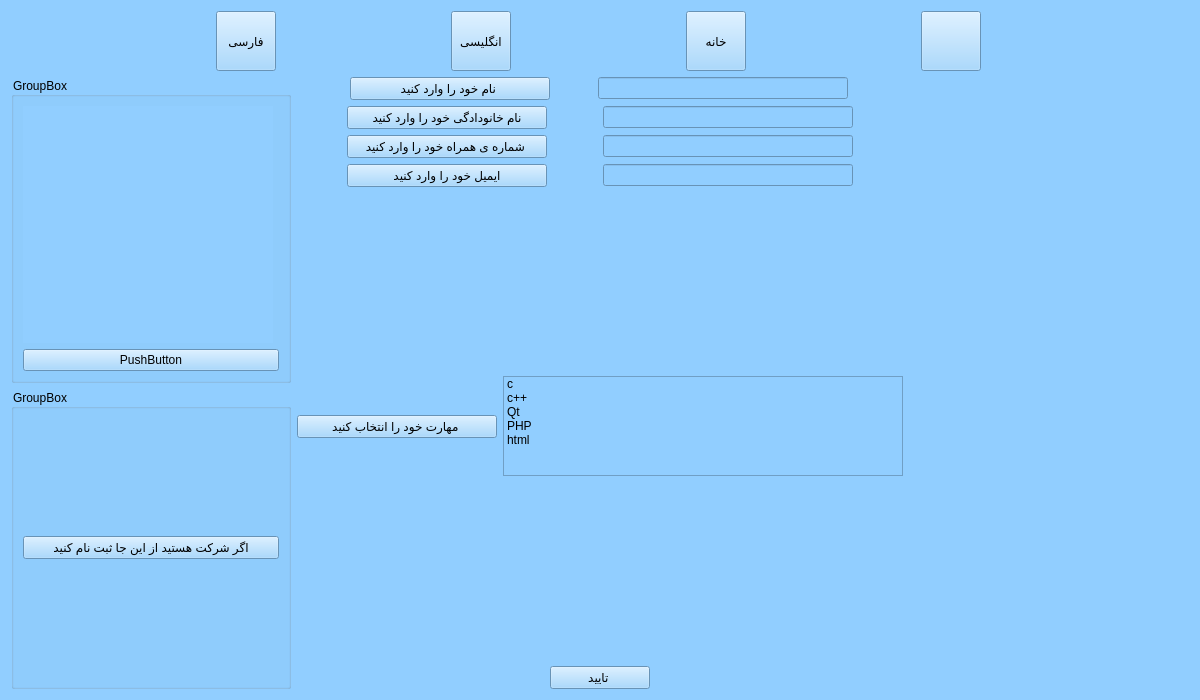
This is full_information.ui in mahan109910/linking_me as Qt 5 draws it before an edit. The edited form follows.
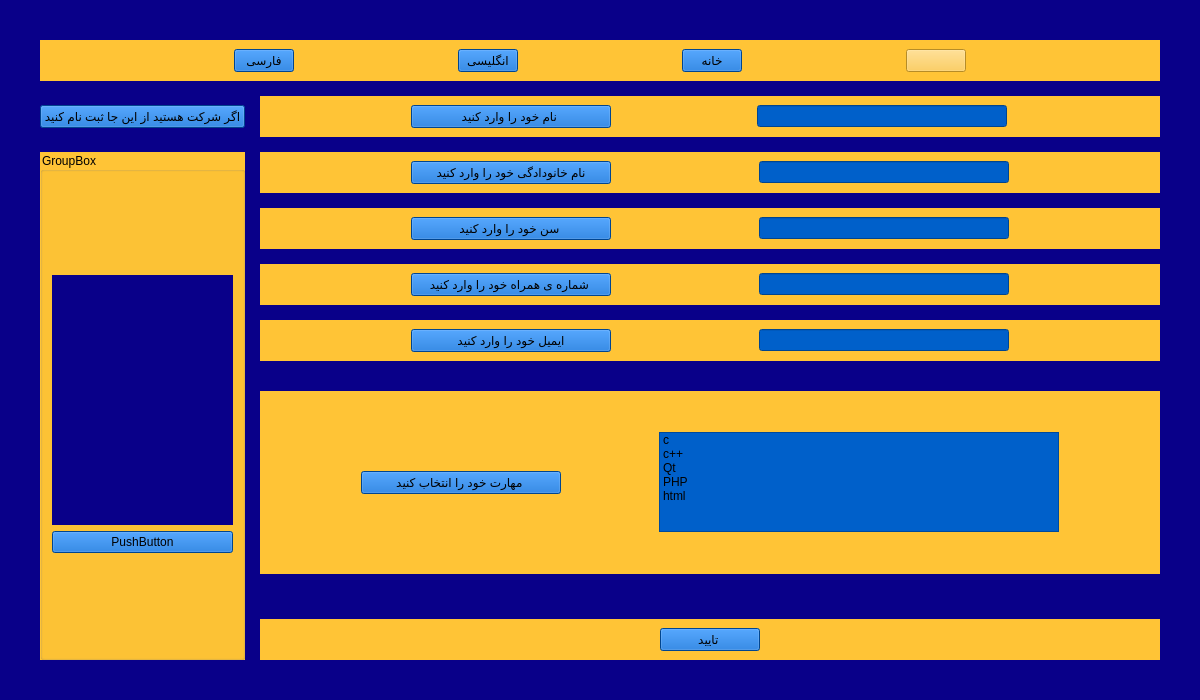
This is the edited form. Icons and pictures are not drawn.

Diff of the .ui file:
```diff
--- a/full_information.ui
+++ b/full_information.ui
@@ -14,144 +14,29 @@
    <string>Form</string>
   </property>
   <property name="styleSheet">
-   <string notr="true">background-color: rgb(145, 206, 255);</string>
+   <string notr="true">background-color: rgb(9, 0, 137);</string>
   </property>
   <layout class="QGridLayout" name="gridLayout_4">
-   <item row="0" column="0" colspan="3">
-    <layout class="QHBoxLayout" name="horizontalLayout_4">
-     <property name="spacing">
-      <number>20</number>
-     </property>
      <property name="leftMargin">
-      <number>50</number>
+    <number>40</number>
+   </property>
+   <property name="topMargin">
+    <number>40</number>
      </property>
      <property name="rightMargin">
-      <number>50</number>
-     </property>
-     <item>
-      <widget class="QPushButton" name="pushButton_persian">
-       <property name="maximumSize">
-        <size>
-         <width>60</width>
-         <height>60</height>
-        </size>
-       </property>
-       <property name="text">
-        <string>فارسی</string>
-       </property>
-      </widget>
-     </item>
-     <item>
-      <widget class="QPushButton" name="pushButton_english">
-       <property name="maximumSize">
-        <size>
-         <width>60</width>
-         <height>60</height>
-        </size>
-       </property>
-       <property name="text">
-        <string>انگلیسی</string>
-       </property>
-      </widget>
-     </item>
-     <item>
-      <widget class="QPushButton" name="pushButton_home">
-       <property name="maximumSize">
-        <size>
-         <width>60</width>
-         <height>60</height>
-        </size>
-       </property>
-       <property name="text">
-        <string>خانه</string>
-       </property>
-      </widget>
-     </item>
-     <item>
-      <widget class="QPushButton" name="pushButton_dark_sun">
-       <property name="maximumSize">
-        <size>
-         <width>60</width>
-         <height>60</height>
-        </size>
-       </property>
-       <property name="text">
-        <string/>
-       </property>
-      </widget>
-     </item>
-    </layout>
-   </item>
-   <item row="3" column="0" rowspan="7">
-    <layout class="QGridLayout" name="gridLayout_2">
-     <item row="1" column="0">
-      <widget class="QGroupBox" name="groupBox">
-       <property name="maximumSize">
-        <size>
-         <width>300</width>
-         <height>300</height>
-        </size>
-       </property>
-       <property name="title">
-        <string>GroupBox</string>
-       </property>
-       <layout class="QGridLayout" name="gridLayout_6">
-        <item row="0" column="0">
-         <layout class="QGridLayout" name="gridLayout_5">
-          <item row="0" column="0">
-           <widget class="QPushButton" name="pushButton_sing_company">
-            <property name="text">
-             <string>اگر شرکت هستید از این جا ثبت نام کنید</string>
-            </property>
-           </widget>
-          </item>
-         </layout>
-        </item>
-       </layout>
-      </widget>
-     </item>
-     <item row="0" column="0">
-      <widget class="QGroupBox" name="groupBox_2">
-       <property name="title">
-        <string>GroupBox</string>
-       </property>
-       <layout class="QGridLayout" name="gridLayout_8">
-        <item row="1" column="0">
-         <layout class="QVBoxLayout" name="verticalLayout_2">
-          <item>
-           <widget class="QLabel" name="label_photo">
-            <property name="minimumSize">
-             <size>
-              <width>100</width>
-              <height>100</height>
-             </size>
-            </property>
-            <property name="maximumSize">
-             <size>
-              <width>250</width>
-              <height>250</height>
-             </size>
-            </property>
-            <property name="text">
-             <string/>
-            </property>
-           </widget>
-          </item>
-          <item>
-           <widget class="QPushButton" name="pushButton_select_photo">
-            <property name="text">
-             <string>PushButton</string>
-            </property>
-           </widget>
-          </item>
-         </layout>
-        </item>
-       </layout>
-      </widget>
-     </item>
-    </layout>
-   </item>
-   <item row="9" column="1">
+    <number>40</number>
+   </property>
+   <property name="bottomMargin">
+    <number>40</number>
+   </property>
+   <property name="spacing">
+    <number>15</number>
+   </property>
+   <item row="11" column="1">
+    <widget class="QWidget" name="gridWidget" native="true">
+     <property name="styleSheet">
+      <string notr="true">background-color: rgb(255, 196, 54);</string>
+     </property>
     <layout class="QGridLayout" name="gridLayout">
      <item row="0" column="0">
       <widget class="QPushButton" name="pushButton_ok">
@@ -161,50 +46,23 @@
          <height>16777215</height>
         </size>
        </property>
+        <property name="styleSheet">
+         <string notr="true">background-color: rgb(0, 96, 202);
+font: 9pt &quot;Segoe Fluent Icons&quot;;</string>
+        </property>
        <property name="text">
         <string>تایید </string>
        </property>
       </widget>
      </item>
     </layout>
+    </widget>
    </item>
    <item row="3" column="1">
-    <layout class="QHBoxLayout" name="horizontalLayout_3">
-     <property name="spacing">
-      <number>5</number>
+    <widget class="QWidget" name="horizontalWidget_2" native="true">
+     <property name="styleSheet">
+      <string notr="true">background-color: rgb(255, 196, 54);</string>
      </property>
-     <property name="leftMargin">
-      <number>10</number>
-     </property>
-     <property name="rightMargin">
-      <number>10</number>
-     </property>
-     <item>
-      <widget class="QPushButton" name="pushButton_name">
-       <property name="maximumSize">
-        <size>
-         <width>200</width>
-         <height>16777215</height>
-        </size>
-       </property>
-       <property name="text">
-        <string>نام خود را وارد کنید </string>
-       </property>
-      </widget>
-     </item>
-     <item>
-      <widget class="QLineEdit" name="lineEdit_name">
-       <property name="maximumSize">
-        <size>
-         <width>250</width>
-         <height>16777215</height>
-        </size>
-       </property>
-      </widget>
-     </item>
-    </layout>
-   </item>
-   <item row="4" column="1">
     <layout class="QHBoxLayout" name="horizontalLayout_2">
      <item>
       <widget class="QPushButton" name="pushButton_last_name">
@@ -214,6 +72,10 @@
          <height>16777215</height>
         </size>
        </property>
+        <property name="styleSheet">
+         <string notr="true">background-color: rgb(0, 96, 202);
+font: 9pt &quot;Segoe Fluent Icons&quot;;</string>
+        </property>
        <property name="text">
         <string>نام خانودادگی خود را وارد کنید</string>
        </property>
@@ -227,38 +89,36 @@
          <height>16777215</height>
         </size>
        </property>
+        <property name="styleSheet">
+         <string notr="true">background-color: rgb(0, 96, 202);</string>
+        </property>
       </widget>
      </item>
     </layout>
+    </widget>
    </item>
-   <item row="5" column="1">
-    <layout class="QHBoxLayout" name="horizontalLayout_6">
+   <item row="1" column="0">
+    <layout class="QVBoxLayout" name="verticalLayout_3">
      <item>
-      <widget class="QPushButton" name="pushButton_phoneLineEdit">
-       <property name="maximumSize">
-        <size>
-         <width>200</width>
-         <height>16777215</height>
-        </size>
+      <widget class="QPushButton" name="pushButton_sing_company">
+       <property name="styleSheet">
+        <string notr="true">background-color: rgb(0, 96, 202);
+font: 9pt &quot;Segoe Fluent Icons&quot;;</string>
        </property>
        <property name="text">
-        <string>شماره ی همراه خود را وارد کنید </string>
-       </property>
-      </widget>
-     </item>
-     <item>
-      <widget class="QLineEdit" name="phoneLineEdit">
-       <property name="maximumSize">
-        <size>
-         <width>250</width>
-         <height>16777215</height>
-        </size>
+        <string>اگر شرکت هستید از این جا ثبت نام کنید</string>
        </property>
       </widget>
      </item>
     </layout>
    </item>
    <item row="6" column="1">
+    <widget class="QWidget" name="horizontalWidget_6" native="true">
+     <property name="styleSheet">
+      <string notr="true">background-color: rgb(255, 196, 54);
+
+</string>
+     </property>
     <layout class="QHBoxLayout" name="horizontalLayout_7">
      <item>
       <widget class="QPushButton" name="pushButton_emailLineEdit">
@@ -268,6 +128,10 @@
          <height>16777215</height>
         </size>
        </property>
+        <property name="styleSheet">
+         <string notr="true">background-color: rgb(0, 96, 202);
+font: 9pt &quot;Segoe Fluent Icons&quot;;</string>
+        </property>
        <property name="text">
         <string>ایمیل خود را وارد کنید</string>
        </property>
@@ -281,11 +145,19 @@
          <height>16777215</height>
         </size>
        </property>
+        <property name="styleSheet">
+         <string notr="true">background-color: rgb(0, 96, 202);</string>
+        </property>
       </widget>
      </item>
     </layout>
+    </widget>
    </item>
-   <item row="7" column="1" rowspan="2">
+   <item row="8" column="1">
+    <widget class="QWidget" name="horizontalWidget" native="true">
+     <property name="styleSheet">
+      <string notr="true">background-color: rgb(255, 196, 54);</string>
+     </property>
     <layout class="QHBoxLayout" name="horizontalLayout">
      <item>
       <widget class="QPushButton" name="pushButton_skill">
@@ -295,6 +167,10 @@
          <height>16777215</height>
         </size>
        </property>
+        <property name="styleSheet">
+         <string notr="true">background-color: rgb(0, 96, 202);
+font: 9pt &quot;Segoe Fluent Icons&quot;;</string>
+        </property>
        <property name="text">
         <string>مهارت خود را انتخاب کنید </string>
        </property>
@@ -308,6 +184,10 @@
          <height>100</height>
         </size>
        </property>
+        <property name="styleSheet">
+         <string notr="true">background-color: rgb(0, 96, 202);
+font: 9pt &quot;Segoe Fluent Icons&quot;;</string>
+        </property>
        <item>
         <property name="text">
          <string>c</string>
@@ -336,6 +216,270 @@
       </widget>
      </item>
     </layout>
+    </widget>
+   </item>
+   <item row="3" column="0" rowspan="9">
+    <layout class="QGridLayout" name="gridLayout_2">
+     <item row="0" column="0">
+      <widget class="QGroupBox" name="groupBox_2">
+       <property name="styleSheet">
+        <string notr="true">background-color: rgb(255, 196, 54);</string>
+       </property>
+       <property name="title">
+        <string>GroupBox</string>
+       </property>
+       <layout class="QGridLayout" name="gridLayout_8">
+        <item row="0" column="0">
+         <layout class="QVBoxLayout" name="verticalLayout_2">
+          <item>
+           <widget class="QLabel" name="label_photo">
+            <property name="minimumSize">
+             <size>
+              <width>100</width>
+              <height>100</height>
+             </size>
+            </property>
+            <property name="maximumSize">
+             <size>
+              <width>16777215</width>
+              <height>250</height>
+             </size>
+            </property>
+            <property name="styleSheet">
+             <string notr="true">background-color: rgb(9, 0, 137);</string>
+            </property>
+            <property name="text">
+             <string/>
+            </property>
+           </widget>
+          </item>
+          <item>
+           <widget class="QPushButton" name="pushButton_select_photo">
+            <property name="styleSheet">
+             <string notr="true">background-color: rgb(0, 96, 202);
+font: 9pt &quot;Segoe Fluent Icons&quot;;</string>
+            </property>
+            <property name="text">
+             <string>PushButton</string>
+            </property>
+           </widget>
+          </item>
+         </layout>
+        </item>
+       </layout>
+      </widget>
+     </item>
+    </layout>
+   </item>
+   <item row="1" column="1">
+    <widget class="QWidget" name="horizontalWidget_3" native="true">
+     <property name="styleSheet">
+      <string notr="true">background-color: rgb(255, 196, 54);</string>
+     </property>
+     <layout class="QHBoxLayout" name="horizontalLayout_3">
+      <property name="spacing">
+       <number>5</number>
+      </property>
+      <property name="leftMargin">
+       <number>10</number>
+      </property>
+      <property name="rightMargin">
+       <number>10</number>
+      </property>
+      <item>
+       <widget class="QPushButton" name="pushButton_name">
+        <property name="maximumSize">
+         <size>
+          <width>200</width>
+          <height>16777215</height>
+         </size>
+        </property>
+        <property name="styleSheet">
+         <string notr="true">background-color: rgb(0, 96, 202);
+font: 9pt &quot;Segoe Fluent Icons&quot;;</string>
+        </property>
+        <property name="text">
+         <string>نام خود را وارد کنید </string>
+        </property>
+       </widget>
+      </item>
+      <item>
+       <widget class="QLineEdit" name="lineEdit_name">
+        <property name="maximumSize">
+         <size>
+          <width>250</width>
+          <height>16777215</height>
+         </size>
+        </property>
+        <property name="styleSheet">
+         <string notr="true">background-color: rgb(0, 96, 202);</string>
+        </property>
+       </widget>
+      </item>
+     </layout>
+    </widget>
+   </item>
+   <item row="0" column="0" colspan="2">
+    <widget class="QFrame" name="horizontalFrame_4">
+     <property name="styleSheet">
+      <string notr="true">background-color: rgb(255, 196, 54);</string>
+     </property>
+     <layout class="QHBoxLayout" name="horizontalLayout_4">
+      <property name="spacing">
+       <number>20</number>
+      </property>
+      <property name="leftMargin">
+       <number>50</number>
+      </property>
+      <property name="rightMargin">
+       <number>50</number>
+      </property>
+      <item>
+       <widget class="QPushButton" name="pushButton_persian">
+        <property name="maximumSize">
+         <size>
+          <width>60</width>
+          <height>60</height>
+         </size>
+        </property>
+        <property name="styleSheet">
+         <string notr="true">background-color: rgb(0, 96, 202);</string>
+        </property>
+        <property name="text">
+         <string>فارسی</string>
+        </property>
+       </widget>
+      </item>
+      <item>
+       <widget class="QPushButton" name="pushButton_english">
+        <property name="maximumSize">
+         <size>
+          <width>60</width>
+          <height>60</height>
+         </size>
+        </property>
+        <property name="styleSheet">
+         <string notr="true">background-color: rgb(0, 96, 202);
+font: 9pt &quot;Segoe Fluent Icons&quot;;</string>
+        </property>
+        <property name="text">
+         <string>انگلیسی</string>
+        </property>
+       </widget>
+      </item>
+      <item>
+       <widget class="QPushButton" name="pushButton_home">
+        <property name="maximumSize">
+         <size>
+          <width>60</width>
+          <height>60</height>
+         </size>
+        </property>
+        <property name="styleSheet">
+         <string notr="true">background-color: rgb(0, 96, 202);
+font: 9pt &quot;Segoe Fluent Icons&quot;;</string>
+        </property>
+        <property name="text">
+         <string>خانه</string>
+        </property>
+       </widget>
+      </item>
+      <item>
+       <widget class="QPushButton" name="pushButton_dark_sun">
+        <property name="maximumSize">
+         <size>
+          <width>60</width>
+          <height>60</height>
+         </size>
+        </property>
+        <property name="styleSheet">
+         <string notr="true">border-image: url(:/new/prefix1/image/sun-dark.png);</string>
+        </property>
+        <property name="text">
+         <string/>
+        </property>
+       </widget>
+      </item>
+     </layout>
+    </widget>
+   </item>
+   <item row="5" column="1">
+    <widget class="QWidget" name="horizontalWidget_5" native="true">
+     <property name="styleSheet">
+      <string notr="true">background-color: rgb(255, 196, 54);</string>
+     </property>
+     <layout class="QHBoxLayout" name="horizontalLayout_6">
+      <item>
+       <widget class="QPushButton" name="pushButton_phoneLineEdit">
+        <property name="maximumSize">
+         <size>
+          <width>200</width>
+          <height>16777215</height>
+         </size>
+        </property>
+        <property name="styleSheet">
+         <string notr="true">background-color: rgb(0, 96, 202);
+font: 9pt &quot;Segoe Fluent Icons&quot;;</string>
+        </property>
+        <property name="text">
+         <string>شماره ی همراه خود را وارد کنید </string>
+        </property>
+       </widget>
+      </item>
+      <item>
+       <widget class="QLineEdit" name="phoneLineEdit">
+        <property name="maximumSize">
+         <size>
+          <width>250</width>
+          <height>16777215</height>
+         </size>
+        </property>
+        <property name="styleSheet">
+         <string notr="true">background-color: rgb(0, 96, 202);</string>
+        </property>
+       </widget>
+      </item>
+     </layout>
+    </widget>
+   </item>
+   <item row="4" column="1">
+    <widget class="QWidget" name="gridWidget_2" native="true">
+     <property name="styleSheet">
+      <string notr="true">background-color: rgb(255, 196, 54);</string>
+     </property>
+     <layout class="QGridLayout" name="gridLayout_3">
+      <item row="0" column="1">
+       <widget class="QLineEdit" name="lineEdit_age">
+        <property name="maximumSize">
+         <size>
+          <width>250</width>
+          <height>16777215</height>
+         </size>
+        </property>
+        <property name="styleSheet">
+         <string notr="true">background-color: rgb(0, 96, 202);</string>
+        </property>
+       </widget>
+      </item>
+      <item row="0" column="0">
+       <widget class="QPushButton" name="pushButton_age">
+        <property name="maximumSize">
+         <size>
+          <width>200</width>
+          <height>16777215</height>
+         </size>
+        </property>
+        <property name="styleSheet">
+         <string notr="true">background-color: rgb(0, 96, 202);
+font: 9pt &quot;Segoe Fluent Icons&quot;;</string>
+        </property>
+        <property name="text">
+         <string>سن خود را وارد کنید </string>
+        </property>
+       </widget>
+      </item>
+     </layout>
+    </widget>
    </item>
   </layout>
  </widget>
```
Lines whose indentation alone changed are shown as unchanged.
